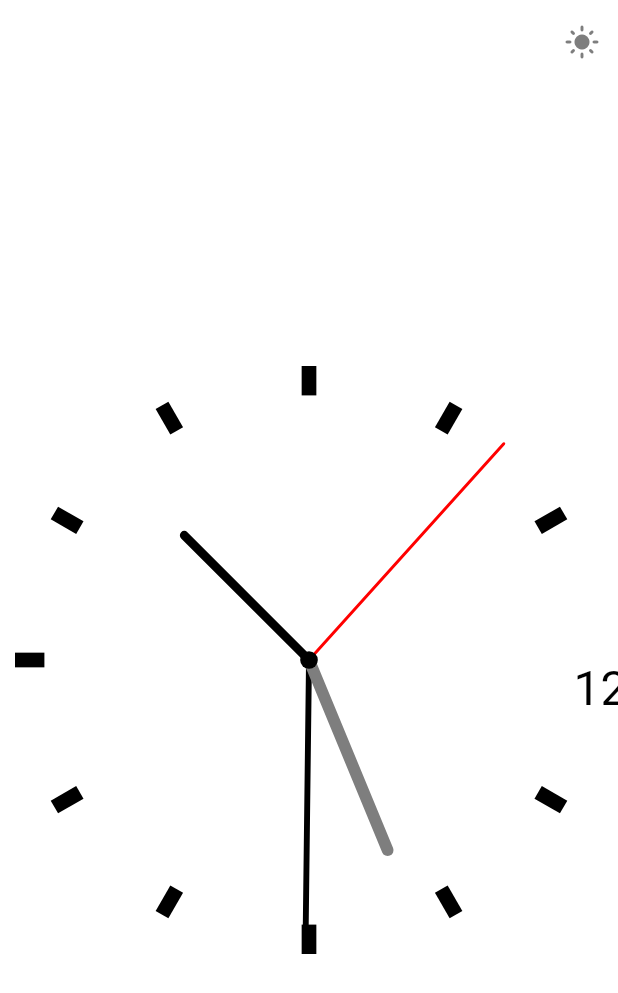
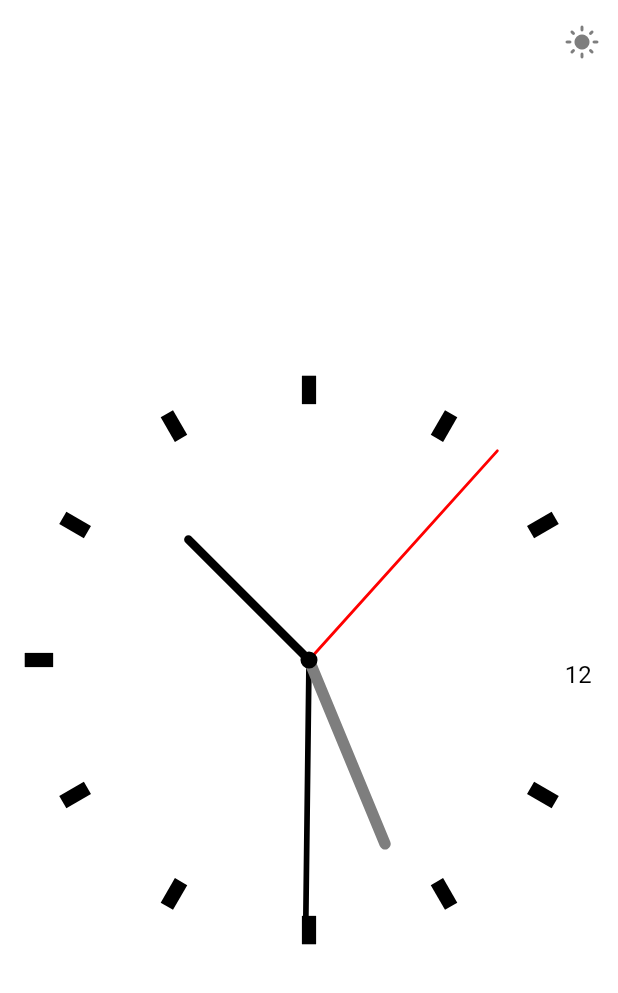
Before and after one commit to agmoss/clk, a Flutter app: the screen it shows after launch, on a phone screen of 412 x 824 dp. Shown: the top 993 px of the screen. Run offline on Flutter 3.47's test engine with Material 3 defaults, Android fonts, the phone set to English and light mode, and no system bars; our stand-ins replace flutter_sizer.

Commit message:
chore: Better responsivness

```diff
--- a/lib/src/app.dart
+++ b/lib/src/app.dart
@@ -1,6 +1,7 @@
 import 'package:clk/src/clock.dart';
 import 'package:clk/src/theme_model.dart';
 import 'package:flutter/material.dart';
+import 'package:flutter_sizer/flutter_sizer.dart';
 import 'package:provider/provider.dart';
 
 class App extends StatelessWidget {
@@ -9,13 +10,14 @@ class App extends StatelessWidget {
   Widget build(BuildContext context) => ChangeNotifierProvider(
         create: (context) => ThemeModel(),
         child: Consumer<ThemeModel>(
-          builder: (context, theme, child) => MaterialApp(
-            title: 'clk',
-            restorationScopeId: 'app',
-            debugShowCheckedModeBanner: false,
-            theme: theme.currentTheme,
-            home: const Clock(),
-          ),
+          builder: (context, theme, child) => FlutterSizer(
+              builder: (context, orientation, screenType) => MaterialApp(
+                    title: 'clk',
+                    restorationScopeId: 'app',
+                    debugShowCheckedModeBanner: false,
+                    theme: theme.currentTheme,
+                    home: const Clock(),
+                  )),
         ),
       );
 }
--- a/lib/src/layout.dart
+++ b/lib/src/layout.dart
@@ -1,5 +1,6 @@
 import 'package:clk/src/theme_model.dart';
 import 'package:flutter/material.dart';
+import 'package:flutter_sizer/flutter_sizer.dart';
 import 'package:provider/provider.dart';
 
 class Layout extends StatelessWidget {
@@ -28,7 +29,7 @@ class Layout extends StatelessWidget {
       body: SafeArea(
           child: Center(
               child: Padding(
-        padding: const EdgeInsets.all(10),
+        padding: EdgeInsets.fromLTRB(2.h, 2.w,  2.h,  2.w),
         child: content,
       ))));
 }
--- a/pubspec.yaml
+++ b/pubspec.yaml
@@ -9,6 +9,7 @@ environment:
 dependencies:
   flutter:
     sdk: flutter
+  flutter_sizer: ^1.0.5
   provider: ^6.0.5
 
 dev_dependencies:
```
Also changed, not shown: lib/src/clock_painter.dart (+19 -16 lines), pubspec.lock.
